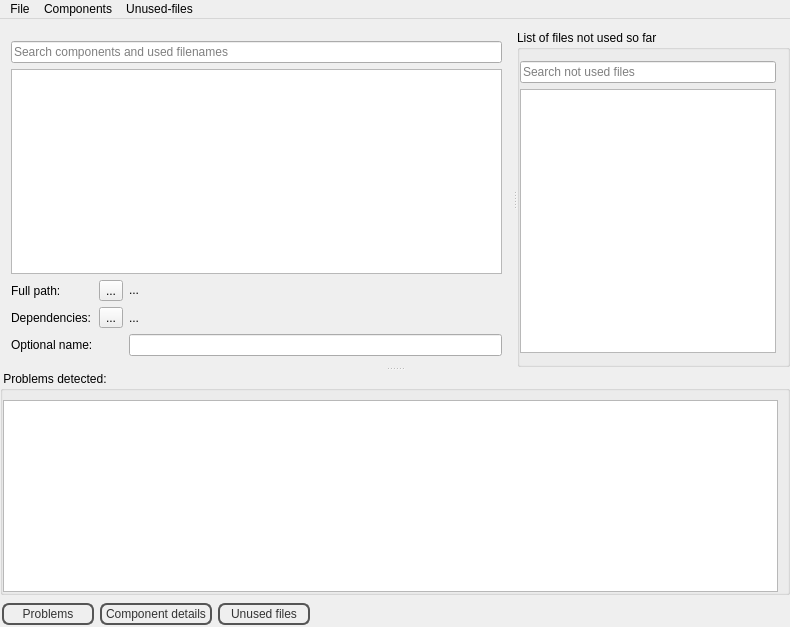
Above: libipstack/buildsystem/files_to_features/mainwindow.ui from ESS-Group/CiAO-IP before the change. Below: the same form after it.
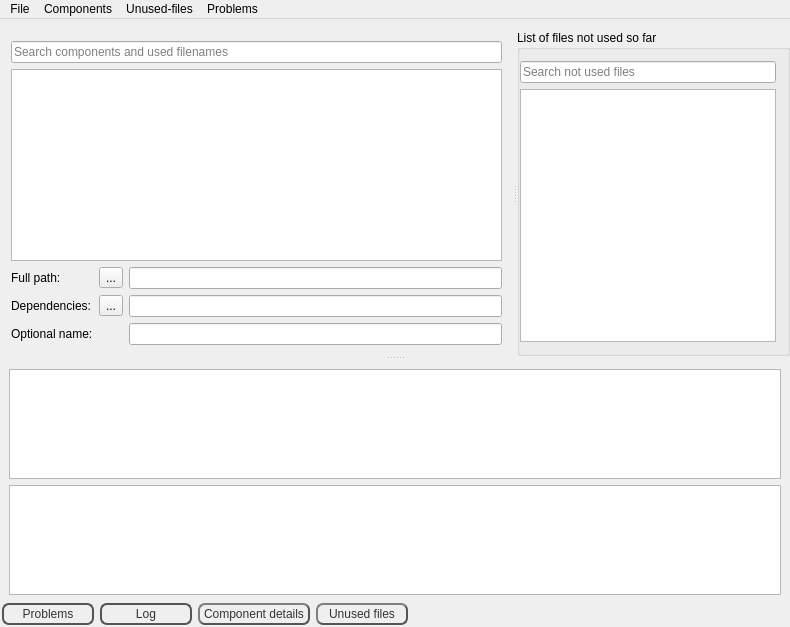
That is the form after the change. Icons and pictures are not drawn.

Commit message: files_to_features tool: Add log and problem sections to the mainwindow. Allow automatic problem handling (Todo: removeRows for some models is missing, addFiles method is TODO). Add save function. Improve dependency selection.

```diff
--- a/libipstack/buildsystem/files_to_features/mainwindow.ui
+++ b/libipstack/buildsystem/files_to_features/mainwindow.ui
@@ -119,16 +119,6 @@
               </property>
              </widget>
             </item>
-            <item row="0" column="2">
-             <widget class="QLabel" name="labelPath">
-              <property name="text">
-               <string>...</string>
-              </property>
-              <property name="textInteractionFlags">
-               <set>Qt::TextBrowserInteraction</set>
-              </property>
-             </widget>
-            </item>
             <item row="1" column="0">
              <widget class="QLabel" name="label_2">
               <property name="sizePolicy">
@@ -149,13 +139,6 @@
               </property>
              </widget>
             </item>
-            <item row="1" column="2">
-             <widget class="QLabel" name="labelDepends">
-              <property name="text">
-               <string>...</string>
-              </property>
-             </widget>
-            </item>
             <item row="2" column="0">
              <widget class="QLabel" name="label_3">
               <property name="text">
@@ -163,8 +146,22 @@
               </property>
              </widget>
             </item>
-            <item row="2" column="2">
-             <widget class="QLineEdit" name="lineEdit"/>
+            <item row="0" column="2" colspan="2">
+             <widget class="QLineEdit" name="labelPath">
+              <property name="readOnly">
+               <bool>true</bool>
+              </property>
+             </widget>
+            </item>
+            <item row="1" column="2" colspan="2">
+             <widget class="QLineEdit" name="labelDepends">
+              <property name="readOnly">
+               <bool>true</bool>
+              </property>
+             </widget>
+            </item>
+            <item row="2" column="2" colspan="2">
+             <widget class="QLineEdit" name="lineName"/>
             </item>
            </layout>
           </widget>
@@ -247,7 +244,7 @@
         </layout>
        </widget>
       </widget>
-      <widget class="QGroupBox" name="groupProblems">
+      <widget class="QWidget" name="widgetBottom" native="true">
        <property name="sizePolicy">
         <sizepolicy hsizetype="Preferred" vsizetype="Minimum">
          <horstretch>0</horstretch>
@@ -260,12 +257,9 @@
          <height>50</height>
         </size>
        </property>
-       <property name="title">
-        <string> Problems detected:</string>
-       </property>
        <layout class="QVBoxLayout" name="verticalLayout_2">
         <property name="leftMargin">
-         <number>0</number>
+         <number>9</number>
         </property>
         <property name="topMargin">
          <number>9</number>
@@ -279,6 +273,9 @@
         <item>
          <widget class="QListWidget" name="listProblems"/>
         </item>
+        <item>
+         <widget class="QListWidget" name="listLog"/>
+        </item>
        </layout>
       </widget>
      </widget>
@@ -302,7 +299,7 @@
 padding-right:4px;
 background: qradialgradient(cx: 0.3, cy: -0.4,
 fx: 0.3, fy: -0.4,
-radius: 1.35, stop: 0 #fff, stop: 1 #888);
+radius: 1.35, stop: 0 #fff, stop: 1 #aaa);
 min-width: 80px;
 }
 
@@ -321,7 +318,8 @@
 #bottomFrame QPushButton:checked {
 background: qradialgradient(cx: 0.4, cy: -0.1,
 fx: 0.4, fy: -0.1,
-radius: 1.35, stop: 0 #fff, stop: 1 #ddd);
+radius: 1.35, stop: 0 #fff, stop: 1 #333);
+border-style: outset;
 }
 
 </string>
@@ -351,8 +349,24 @@
           <bool>true</bool>
          </property>
          <property name="checked">
+          <bool>false</bool>
+         </property>
+        </widget>
+       </item>
+       <item>
+        <widget class="QPushButton" name="btnShowLog">
+         <property name="toolTip">
+          <string>Show log section and hide problems</string>
+         </property>
+         <property name="text">
+          <string>Log</string>
+         </property>
+         <property name="checkable">
           <bool>true</bool>
          </property>
+         <property name="checked">
+          <bool>false</bool>
+         </property>
         </widget>
        </item>
        <item>
@@ -450,9 +464,16 @@
     <addaction name="actionCollapse_all_2"/>
     <addaction name="separator"/>
    </widget>
+   <widget class="QMenu" name="menuProblems">
+    <property name="title">
+     <string>Problems</string>
+    </property>
+    <addaction name="actionBe_smart"/>
+   </widget>
    <addaction name="menuFile"/>
    <addaction name="menuComponents"/>
    <addaction name="menuUnused_files"/>
+   <addaction name="menuProblems"/>
   </widget>
   <action name="actionDetectRemoved">
    <property name="icon">
```
Left out of the diff: 62 changed lines with no effect on the pictures. The commit also changes 26 other files.
